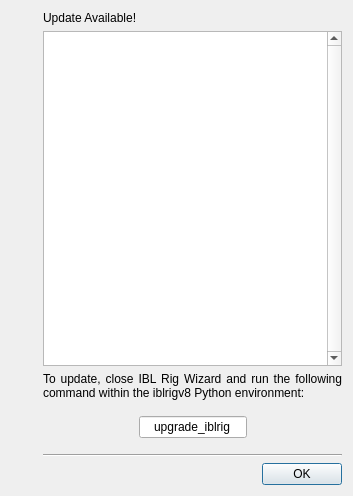
Old version of the form iblrig/gui/ui_update.ui in the repository int-brain-lab/iblrig.
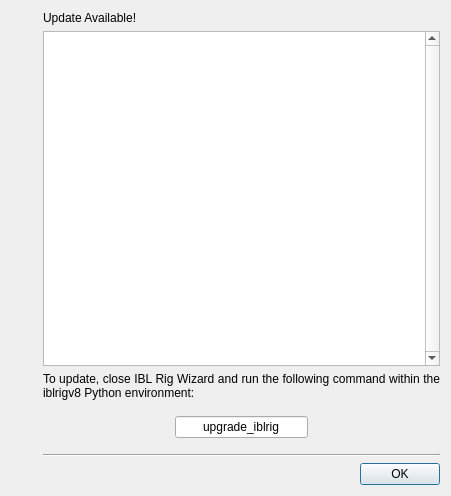
New version of the form. Icons and pictures are not drawn.

Commit message: cleanup of GUI, doc-strings

What changed in the file:
```diff
--- a/iblrig/gui/ui_update.ui
+++ b/iblrig/gui/ui_update.ui
@@ -6,7 +6,7 @@
    <rect>
     <x>0</x>
     <y>0</y>
-    <width>353</width>
+    <width>451</width>
     <height>496</height>
    </rect>
   </property>
@@ -77,9 +77,6 @@
      </item>
      <item>
       <widget class="QTextBrowser" name="uiTextBrowserChanges">
-       <property name="styleSheet">
-        <string notr="true"/>
-       </property>
        <property name="verticalScrollBarPolicy">
         <enum>Qt::ScrollBarAlwaysOn</enum>
        </property>
@@ -118,9 +115,6 @@
      </item>
      <item>
       <spacer name="verticalSpacer_2">
-       <property name="orientation">
-        <enum>Qt::Vertical</enum>
-       </property>
        <property name="sizeType">
         <enum>QSizePolicy::Fixed</enum>
        </property>
@@ -177,9 +171,6 @@
      </item>
      <item>
       <spacer name="verticalSpacer_3">
-       <property name="orientation">
-        <enum>Qt::Vertical</enum>
-       </property>
        <property name="sizeType">
         <enum>QSizePolicy::Fixed</enum>
        </property>
```
Left out of the diff: 24 changed lines with no effect on the pictures. The commit also changes 3 other files.
